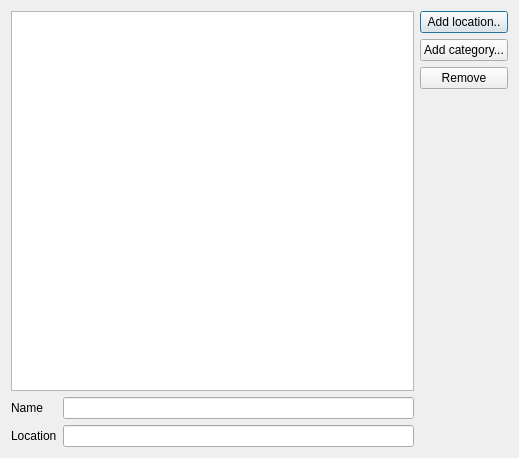
Before: the Qt Designer form qt-app/src/favoritelocationseditor/cfavoritelocationseditor.ui in VioletGiraffe/file-commander, drawn with Qt 5.
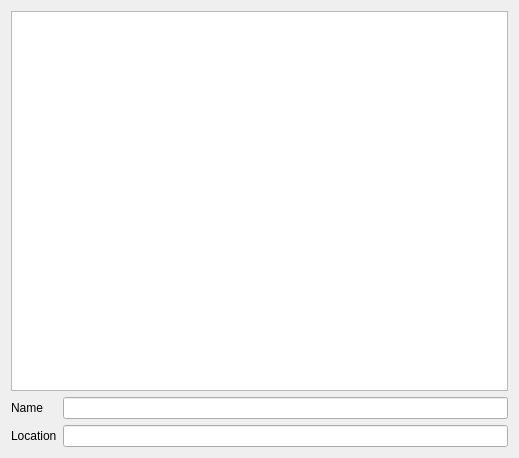
After: the same form once the commit is applied.

Commit message: Locations editor finished

Diff of the .ui file:
```diff
--- a/qt-app/src/favoritelocationseditor/cfavoritelocationseditor.ui
+++ b/qt-app/src/favoritelocationseditor/cfavoritelocationseditor.ui
@@ -13,9 +13,7 @@
   <property name="windowTitle">
    <string>Dialog</string>
   </property>
-  <layout class="QHBoxLayout" name="horizontalLayout">
-   <item>
-    <layout class="QVBoxLayout" name="verticalLayout_2">
+  <layout class="QVBoxLayout" name="verticalLayout">
      <item>
       <widget class="QTreeWidget" name="_list">
        <property name="contextMenuPolicy">
@@ -67,46 +65,6 @@
        </item>
        <item row="1" column="1">
         <widget class="QLineEdit" name="_locationEditor"/>
-       </item>
-      </layout>
-     </item>
-    </layout>
-   </item>
-   <item>
-    <layout class="QVBoxLayout" name="verticalLayout">
-     <item>
-      <widget class="QPushButton" name="_btnAddLocation">
-       <property name="text">
-        <string>Add location..</string>
-       </property>
-      </widget>
-     </item>
-     <item>
-      <widget class="QPushButton" name="_btnAddCategory">
-       <property name="text">
-        <string>Add category...</string>
-       </property>
-      </widget>
-     </item>
-     <item>
-      <widget class="QPushButton" name="_btnRemove">
-       <property name="text">
-        <string>Remove</string>
-       </property>
-      </widget>
-     </item>
-     <item>
-      <spacer name="verticalSpacer">
-       <property name="orientation">
-        <enum>Qt::Vertical</enum>
-       </property>
-       <property name="sizeHint" stdset="0">
-        <size>
-         <width>20</width>
-         <height>40</height>
-        </size>
-       </property>
-      </spacer>
      </item>
     </layout>
    </item>
```
Lines whose indentation alone changed are shown as unchanged. The commit also changes 2 other files.
